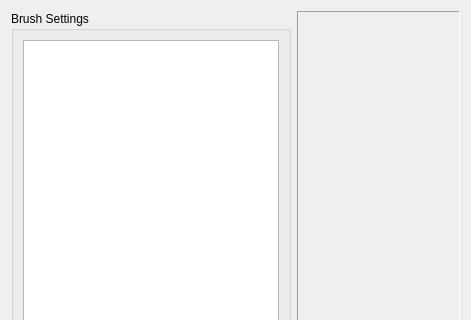
Above: krita/ui/forms/wdgpaintoppresets.ui from KDE/krita before the change; both pictures show x 0 to 471 and y 0 to 320 of the 471 by 547 pixel window. Below: the same form after it.
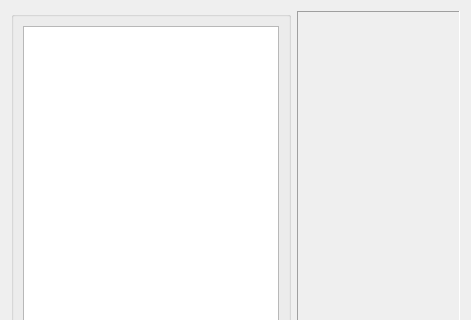
That is the form after the change. The open tabs and pages were chosen to show the change.

Patch:
```diff
--- a/krita/ui/forms/wdgpaintoppresets.ui
+++ b/krita/ui/forms/wdgpaintoppresets.ui
@@ -95,12 +95,25 @@
    </item>
    <item row="0" column="0" >
     <widget class="QGroupBox" name="groupBox_2" >
+     <property name="sizePolicy" >
+      <sizepolicy vsizetype="Preferred" hsizetype="Minimum" >
+       <horstretch>0</horstretch>
+       <verstretch>0</verstretch>
+      </sizepolicy>
+     </property>
      <property name="title" >
-      <string>Brush Settings</string>
+      <string/>
      </property>
      <layout class="QVBoxLayout" name="verticalLayout" >
       <item>
-       <widget class="QListView" name="lstOptions" />
+       <widget class="QListView" name="lstOptions" >
+        <property name="sizePolicy" >
+         <sizepolicy vsizetype="Expanding" hsizetype="Minimum" >
+          <horstretch>0</horstretch>
+          <verstretch>0</verstretch>
+         </sizepolicy>
+        </property>
+       </widget>
       </item>
      </layout>
     </widget>
```
Left out of the diff: 19 changed lines with no effect on the pictures.
